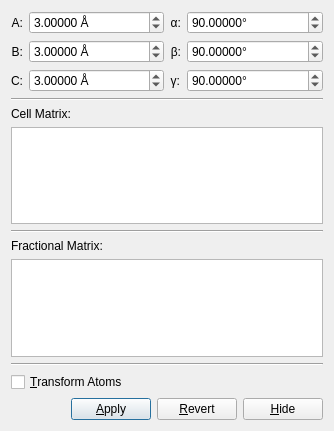
First picture: the form in avogadro/qtplugins/crystal/unitcelldialog.ui, repository OpenChemistry/avogadrolibs, before the edit.
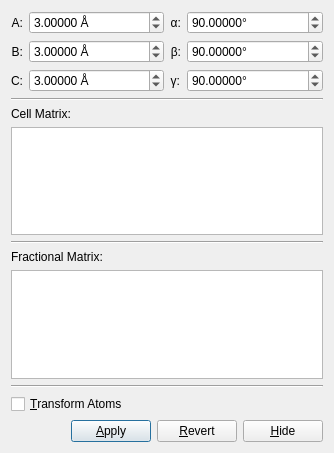
Second picture: the form after the edit.

What changed in the file:
```diff
--- a/avogadro/qtplugins/crystal/unitcelldialog.ui
+++ b/avogadro/qtplugins/crystal/unitcelldialog.ui
@@ -7,7 +7,7 @@
     <x>0</x>
     <y>0</y>
     <width>334</width>
-    <height>431</height>
+    <height>453</height>
    </rect>
   </property>
   <property name="windowTitle">
```
Left out of the diff: 38 changed lines with no effect on the pictures.
